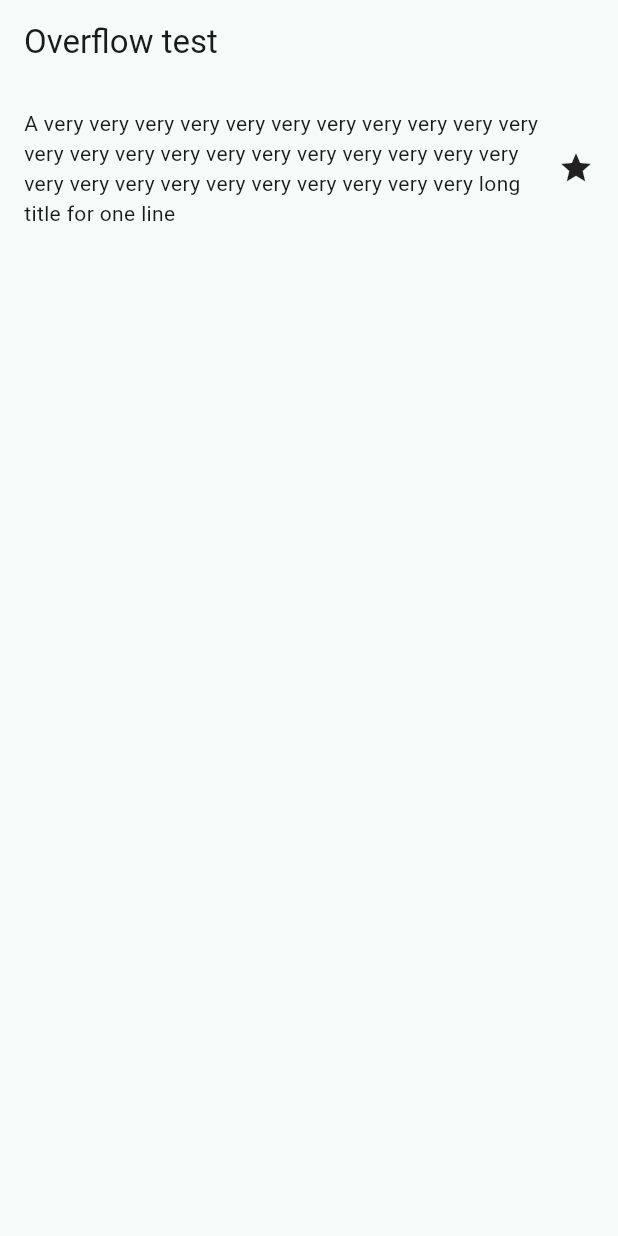
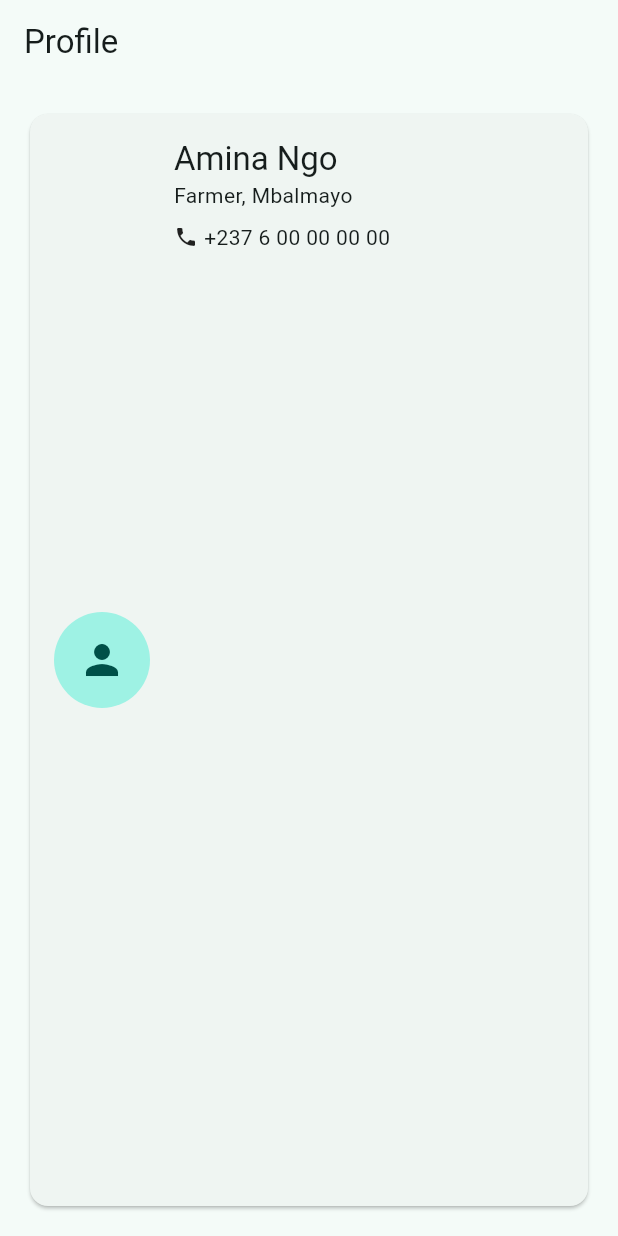
Before and after one commit to techgirl911/flutter_application_1, a Flutter app: the screen it shows after launch, on a phone screen of 412 x 824 dp. Run offline on Flutter 3.47's test engine with Material 3 defaults, Android fonts, the phone set to English and light mode, and no system bars.

Commit message:
added screenshot

```diff
--- a/lib/main.dart
+++ b/lib/main.dart
@@ -1,9 +1,9 @@
 import 'package:flutter/material.dart';
 
-void main() => runApp(const OverflowApp());
+void main() => runApp(const CardApp());
 
-class OverflowApp extends StatelessWidget {
-  const OverflowApp({super.key});
+class CardApp extends StatelessWidget {
+  const CardApp({super.key});
 
   @override
   Widget build(BuildContext context) {
@@ -12,23 +12,62 @@ class OverflowApp extends StatelessWidget {
         colorScheme: ColorScheme.fromSeed(seedColor: Colors.teal),
       ),
       home: Scaffold(
-        appBar: AppBar(title: const Text('Overflow test')),
+        appBar: AppBar(title: const Text('Profile')),
         body: const Padding(
           padding: EdgeInsets.all(16),
-          child: Row(
-            children: [
-              Expanded(
-                child: Text(
-                  'A very very very very very very very very very very very very '
-                  'very very very very very very very very very very very very '
-                  'very very very very very very very very long title for one line',
-                ),
-              ),
-              Icon(Icons.star),
-            ],
+          child: ProfileCard(
+            name: 'Amina Ngo',
+            role: 'Farmer, Mbalmayo',
+            phone: '+237 6 00 00 00 00',
           ),
         ),
       ),
     );
   }
 }
+
+class ProfileCard extends StatelessWidget {
+  const ProfileCard({
+    super.key,
+    required this.name,
+    required this.role,
+    required this.phone,
+  });
+
+  final String name;
+  final String role;
+  final String phone;
+
+  @override
+  Widget build(BuildContext context) {
+    final textTheme = Theme.of(context).textTheme;
+    return Card(
+      child: Padding(
+        padding: const EdgeInsets.all(16),
+        child: Row(
+          children: [
+            const CircleAvatar(radius: 32, child: Icon(Icons.person, size: 32)),
+            const SizedBox(width: 16),
+            Expanded(
+              child: Column(
+                crossAxisAlignment: CrossAxisAlignment.start,
+                children: [
+                  Text(name, style: textTheme.titleLarge),
+                  Text(role),
+                  const SizedBox(height: 8),
+                  Row(
+                    children: [
+                      const Icon(Icons.phone, size: 16),
+                      const SizedBox(width: 4),
+                      Text(phone),
+                    ],
+                  ),
+                ],
+              ),
+            ),
+          ],
+        ),
+      ),
+    );
+  }
+}
```
Also changed, not shown: docs/inspector.png (added).
